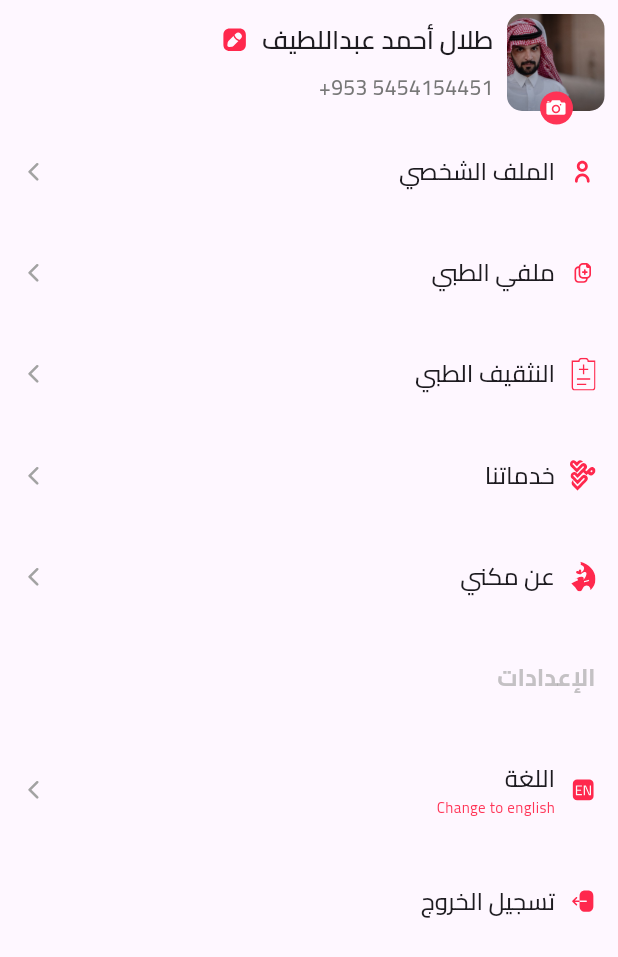
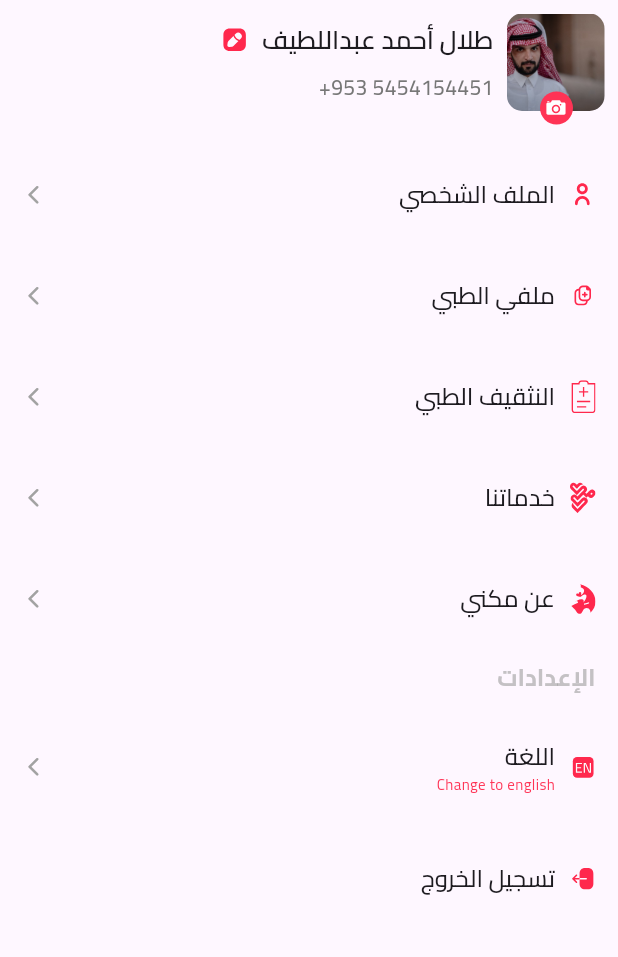
Before and after one commit to mohamedelkasby/Makeny, a Flutter app: the AccountPage screen opened directly, on a phone screen of 412 x 824 dp. Shown: the top 957 px of the screen. Run offline on Flutter 3.47's test engine with Material 3 defaults, Android fonts, the light colour scheme and no system bars; our stand-ins replace flutter_bloc, flutter_svg, pin_code_fields.

Commit message:
update some file

```diff
--- a/lib/screens/user_pages/profile_page.dart
+++ b/lib/screens/user_pages/profile_page.dart
@@ -19,7 +19,7 @@ class ProfilePage extends StatelessWidget {
                 mainAxisAlignment: MainAxisAlignment.center,
                 children: [
                   Image.asset(
-                    'assets/designs/id 1.png',
+                    'assets/id 1.png',
                     width: 70,
                     fit: BoxFit.cover,
                   )
@@ -86,7 +86,7 @@ class ProfilePage extends StatelessWidget {
               ),
               Expanded(child: SizedBox()),
               defaultButton(
-                text: "text",
+                text: "حمل ك pdf",
                 onTap: () {},
               )
             ],
--- a/lib/widgets/text_icon_navigator.dart
+++ b/lib/widgets/text_icon_navigator.dart
@@ -12,6 +12,8 @@ Widget textIconNavigator({
   return InkWell(
     borderRadius: BorderRadius.circular(10),
     onTap: onTap,
+    child: Padding(
+      padding: const EdgeInsets.symmetric(vertical: 15),
       child: Row(
         mainAxisAlignment: MainAxisAlignment.spaceBetween,
         children: [
@@ -59,5 +61,6 @@ Widget textIconNavigator({
               : SizedBox()
         ],
       ),
+    ),
   );
 }
```
Also changed, not shown: pubspec.lock. Lines whose indentation alone changed are shown as unchanged.
